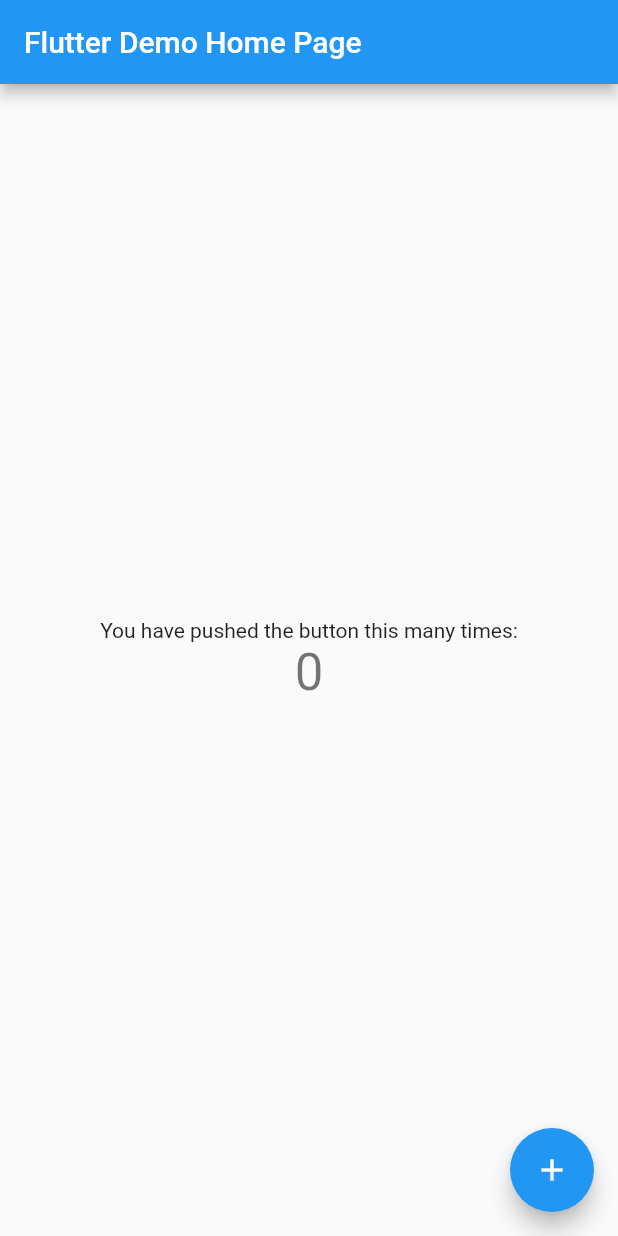
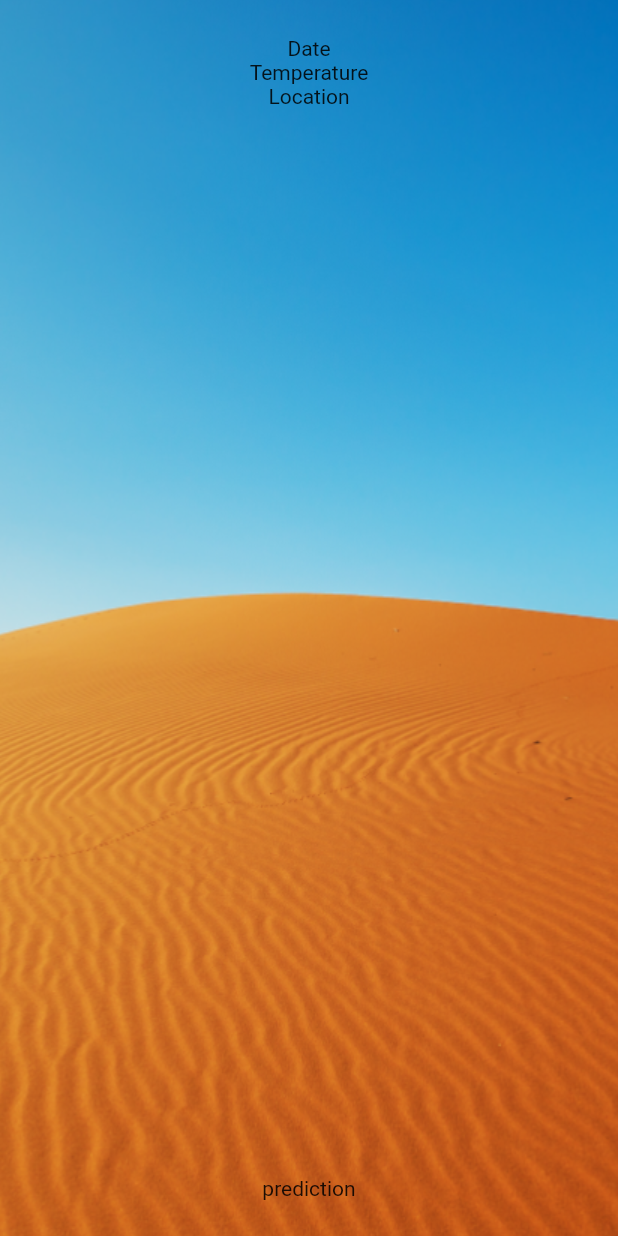
Before and after one commit to kajornsakp/weather_app, a Flutter app: the screen it shows after launch, on a phone screen of 412 x 824 dp. Run offline on Flutter 3.47's test engine with Material 2 defaults, Android fonts, the phone set to English and light mode, and no system bars.

```diff
--- a/lib/main.dart
+++ b/lib/main.dart
@@ -13,56 +13,41 @@ class MyApp extends StatelessWidget {
       theme: ThemeData(
         primarySwatch: Colors.blue,
       ),
-      home: MyHomePage(title: 'Flutter Demo Home Page'),
+      home: HomePage(),
     );
   }
 }
 
-class MyHomePage extends StatefulWidget {
-  MyHomePage({Key? key, required this.title}) : super(key: key);
-
-  final String title;
-
-  @override
-  _MyHomePageState createState() => _MyHomePageState();
-}
-
-class _MyHomePageState extends State<MyHomePage> {
-  int _counter = 0;
-
-  void _incrementCounter() {
-    setState(() {
-      _counter++;
-    });
-  }
+class HomePage extends StatelessWidget {
 
   @override
   Widget build(BuildContext context) {
-
     return Scaffold(
-      appBar: AppBar(
-
-        title: Text(widget.title),
-      ),
-      body: Center(
-        child: Column(
-          mainAxisAlignment: MainAxisAlignment.center,
-          children: <Widget>[
-            Text(
-              'You have pushed the button this many times:',
+      body: SafeArea(
+        child: Container(
+          decoration: BoxDecoration(
+            image: DecorationImage(
+              image: AssetImage('assets/desert.png'),
+              fit: BoxFit.none
             ),
-            Text(
-              '$_counter',
-              style: Theme.of(context).textTheme.headline4,
+          ),
+          child: Center(
+            child: Padding(
+              padding: const EdgeInsets.all(24),
+              child: Column(
+                children: [
+                  Text("Date"),
+                  Text("Temperature"),
+                  Text("Location"),
+                  Spacer(),
+                  Text("prediction")
+                ],
+              ),
             ),
-          ],
+          ),
         ),
       ),
-      floatingActionButton: FloatingActionButton(
-        onPressed: _incrementCounter,
-        tooltip: 'Increment',
-        child: Icon(Icons.add),
-      ), // This trailing comma makes auto-formatting nicer for build methods.
     );
   }
+
 }
```
